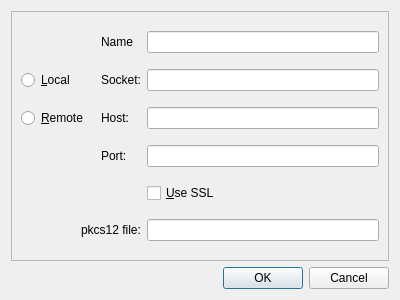
Qt form editconnection.ui (tomaso/nagtray) before a commit.
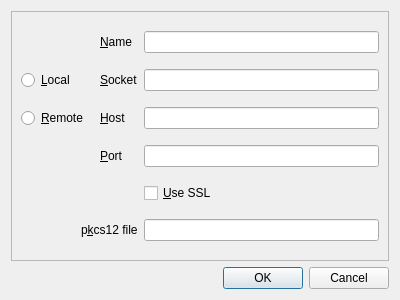
The same form after that commit.

What changed in the file:
```diff
--- a/editconnection.ui
+++ b/editconnection.ui
@@ -33,7 +33,10 @@
       <item row="2" column="2">
        <widget class="QLabel" name="label_2">
         <property name="text">
-         <string>Host:</string>
+         <string>&amp;Host</string>
+        </property>
+        <property name="buddy">
+         <cstring>hostLE</cstring>
         </property>
        </widget>
       </item>
@@ -43,7 +46,10 @@
       <item row="3" column="2">
        <widget class="QLabel" name="label_3">
         <property name="text">
-         <string>Port:</string>
+         <string>&amp;Port</string>
+        </property>
+        <property name="buddy">
+         <cstring>portLE</cstring>
         </property>
        </widget>
       </item>
@@ -60,7 +66,10 @@
       <item row="5" column="1" colspan="2">
        <widget class="QLabel" name="label_4">
         <property name="text">
-         <string>pkcs12 file:</string>
+         <string>p&amp;kcs12 file</string>
+        </property>
+        <property name="buddy">
+         <cstring>pkcsLE</cstring>
         </property>
        </widget>
       </item>
@@ -70,7 +79,10 @@
       <item row="1" column="2">
        <widget class="QLabel" name="label">
         <property name="text">
-         <string>Socket:</string>
+         <string>&amp;Socket</string>
+        </property>
+        <property name="buddy">
+         <cstring>socketLE</cstring>
         </property>
        </widget>
       </item>
@@ -98,7 +110,10 @@
       <item row="0" column="2">
        <widget class="QLabel" name="label_5">
         <property name="text">
-         <string>Name</string>
+         <string>&amp;Name</string>
+        </property>
+        <property name="buddy">
+         <cstring>nameLE</cstring>
         </property>
        </widget>
       </item>
```
